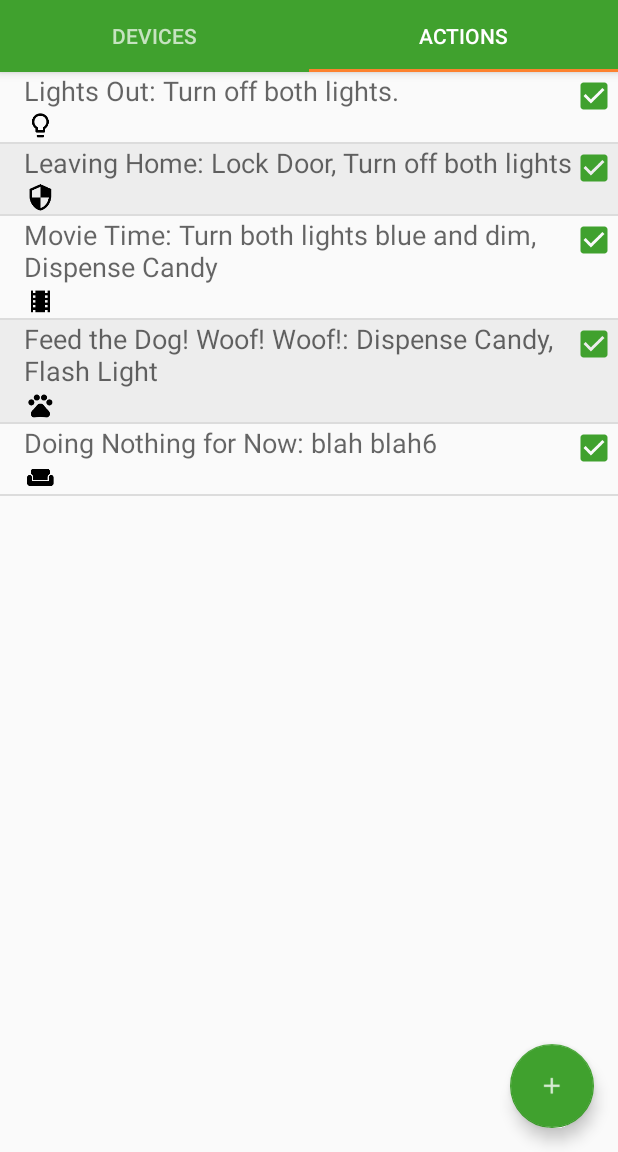
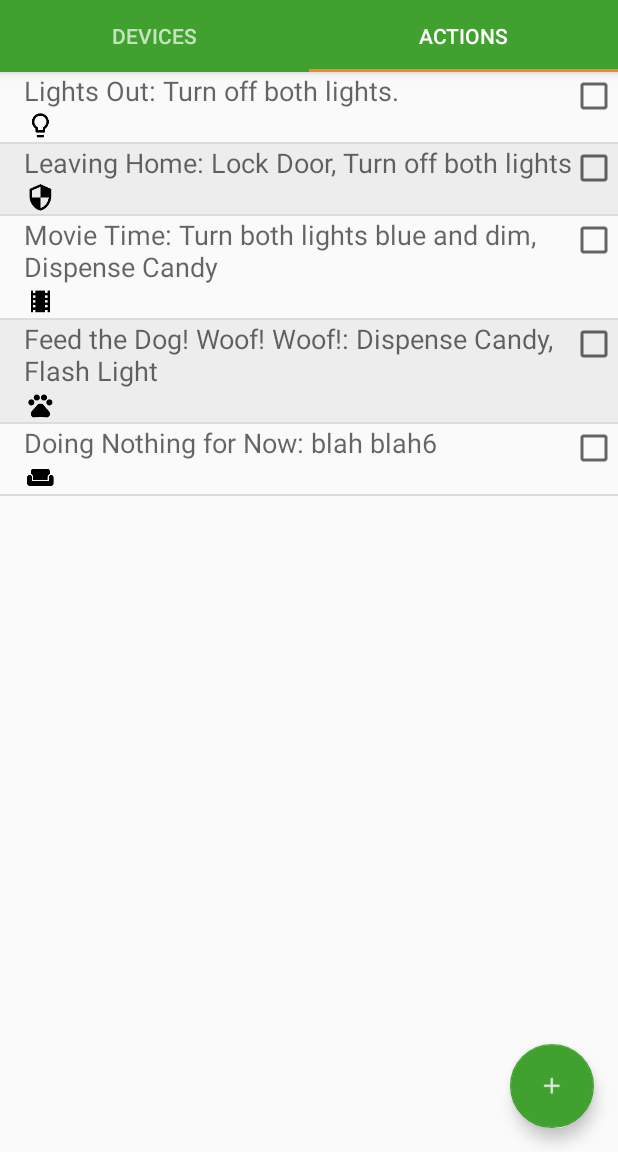
Before and after one commit to utdesign-iot/IoT-Browser, an Android app: the screen it shows after launch (MainActivity), tab 2 chosen, on a phone screen of 412 x 824 dp, the part 84-1236 px from its top. Run offline under Robolectric (Android 15) with nearby library versions, the phone set to English and light mode, and no system bars; 3 statements that could not run were skipped.

Commit message:
Tried a fix for refreshing the listview in onresume.

```diff
--- a/app/src/main/java/activities/MainActivity.java
+++ b/app/src/main/java/activities/MainActivity.java
@@ -302,24 +302,14 @@ public class MainActivity extends AppCompatActivity {
             nearbyBeaconsFragment = ((NearbyBeaconsFragment) getFragmentManager().findFragmentByTag(NEARBY_BEACONS_FRAGMENT_TAG));
             nearbyAdapter = nearbyBeaconsFragment.getAdapter();
             nearbyList = nearbyAdapter.getList();
-            devicesFragment.setAdapter(nearbyAdapter);
+
+            if(devicesFragment.getAdapter() == null)
+                devicesFragment.setAdapter(nearbyAdapter);
+
             nearbyAdapter.notifyDataSetChanged();
 
-
-            //PwoMetadata nearbyItem = nearbyList.getItem(0);
-            //Log.d("Nearby List Url:", nearbyItem.getUrl());
-            //DevicesAdapter devicesAdapter = devicesFragment.devicesAdapter;
-            //ArrayList<Device> devices = devicesFragment.devices;
-            //devicesFragment.devices.clear();
-            //devicesFragment.devices.add(new Device("Device 0", 0, "http://utdallas.edu/~txt103120"));
             Intent intent = new Intent(this, ScreenListenerService.class);
             startService(intent);
-            //devicesFragment.devices.add(new Device("Device 1", 1, nearbyList.getItem(0).getUrl()));
-        //} else {
-            // Show the oob activity
-            //Intent intent = new Intent(this, OobActivity.class);
-            //startActivity(intent);
-        //}
     }
 
     @Override
--- a/app/src/main/java/fragments/DevicesFragment.java
+++ b/app/src/main/java/fragments/DevicesFragment.java
@@ -54,6 +54,11 @@ public class DevicesFragment extends Fragment {
         this.adapter = adapter;
     }
 
+    public NearbyBeaconsFragment.NearbyBeaconsAdapter getAdapter(){
+        return adapter;
+    }
+
+
     public NearbyBeaconsFragment.NearbyBeaconsAdapter getDevicesAdapter() {
         // this is to ensure, whenever the devices tab gets closed
         // (because the user is 2 tabs away, thus, this tab doesn't need to be opened and is closed)
--- a/app/src/main/res/layout/actions_row_model.xml
+++ b/app/src/main/res/layout/actions_row_model.xml
@@ -44,7 +44,7 @@
     <CheckBox
         android:layout_width="wrap_content"
         android:layout_height="wrap_content"
-        android:checked="true"
+        android:checked="false"
         android:id="@+id/action_checkbox"
         android:layout_alignParentEnd="true"
         android:layout_alignParentRight="true" />
```
